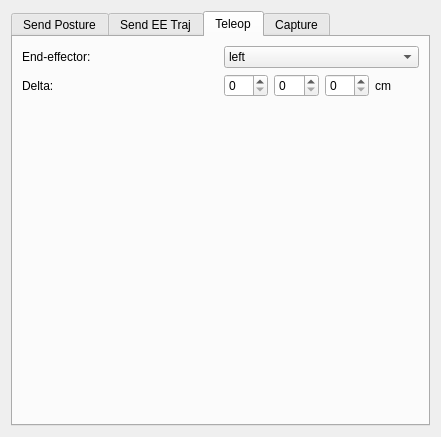
Qt form software/tools/tools/scripts/RobotPoseGUI.ui (openhumanoids/oh-distro) before a commit.
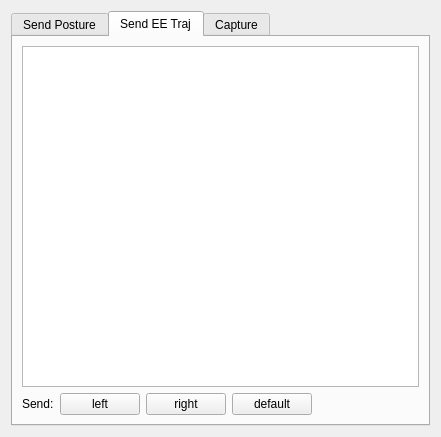
The same form after that commit. The open tabs and pages were chosen to show the change.

Commit message: remove unused teleop tab from robot pose gui

```diff
--- a/software/tools/tools/scripts/RobotPoseGUI.ui
+++ b/software/tools/tools/scripts/RobotPoseGUI.ui
@@ -170,74 +170,6 @@
        </item>
       </layout>
      </widget>
-     <widget class="QWidget" name="teleopTab">
-      <attribute name="title">
-       <string>Teleop</string>
-      </attribute>
-      <layout class="QGridLayout" name="gridLayout_3">
-       <item row="0" column="0">
-        <widget class="QLabel" name="label_10">
-         <property name="text">
-          <string>End-effector:</string>
-         </property>
-        </widget>
-       </item>
-       <item row="0" column="1">
-        <widget class="QComboBox" name="comboBox">
-         <item>
-          <property name="text">
-           <string>left</string>
-          </property>
-         </item>
-         <item>
-          <property name="text">
-           <string>right</string>
-          </property>
-         </item>
-        </widget>
-       </item>
-       <item row="1" column="0">
-        <widget class="QLabel" name="label_11">
-         <property name="text">
-          <string>Delta:</string>
-         </property>
-        </widget>
-       </item>
-       <item row="1" column="1">
-        <layout class="QHBoxLayout" name="horizontalLayout_2">
-         <item>
-          <widget class="QSpinBox" name="spinBox"/>
-         </item>
-         <item>
-          <widget class="QSpinBox" name="spinBox_2"/>
-         </item>
-         <item>
-          <widget class="QSpinBox" name="spinBox_3"/>
-         </item>
-         <item>
-          <widget class="QLabel" name="label_12">
-           <property name="text">
-            <string>cm</string>
-           </property>
-          </widget>
-         </item>
-        </layout>
-       </item>
-       <item row="2" column="1">
-        <spacer name="verticalSpacer_2">
-         <property name="orientation">
-          <enum>Qt::Vertical</enum>
-         </property>
-         <property name="sizeHint" stdset="0">
-          <size>
-           <width>20</width>
-           <height>289</height>
-          </size>
-         </property>
-        </spacer>
-       </item>
-      </layout>
-     </widget>
      <widget class="QWidget" name="captureTab">
       <attribute name="title">
        <string>Capture</string>
```
